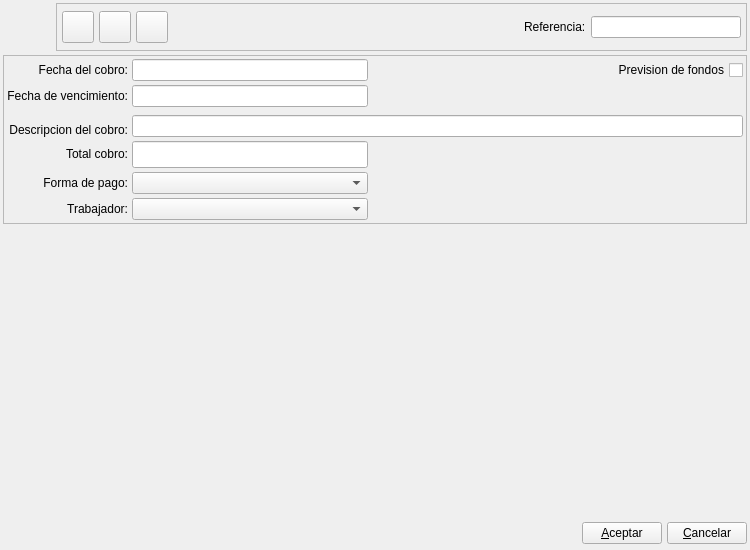
First picture: the form in bulmages/bulmafact/plugins/pluginbf_clientecobro/cobrobase.ui, repository eboladev/Bulmages-1, before the edit.
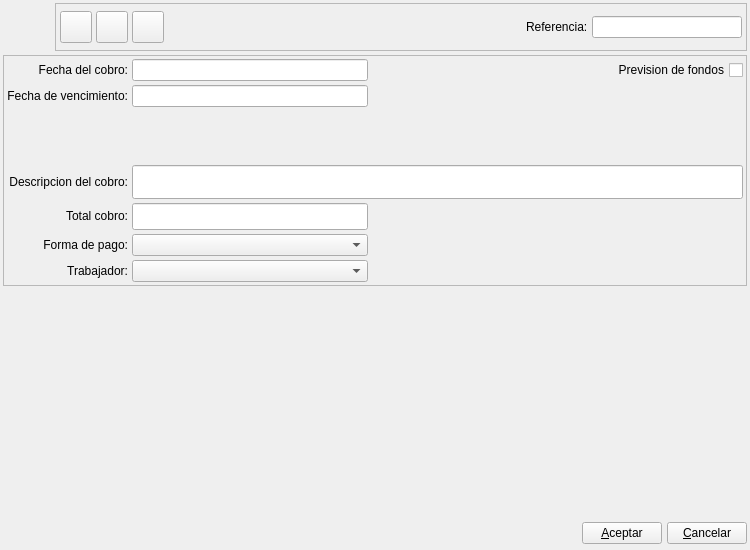
Second picture: the form after the edit. Icons and pictures are not drawn. Custom widgets are drawn as their Qt base class.

Patch:
```diff
--- a/bulmages/bulmafact/plugins/pluginbf_clientecobro/cobrobase.ui
+++ b/bulmages/bulmafact/plugins/pluginbf_clientecobro/cobrobase.ui
@@ -25,10 +25,13 @@
     <normaloff>:/Images/receive.png</normaloff>:/Images/receive.png</iconset>
   </property>
   <layout class="QGridLayout" name="gridLayout_2">
+   <property name="spacing">
+    <number>4</number>
+   </property>
    <item row="0" column="0">
     <layout class="QHBoxLayout">
      <property name="spacing">
-      <number>5</number>
+      <number>4</number>
      </property>
      <property name="margin">
       <number>0</number>
@@ -68,10 +71,10 @@
        </property>
        <layout class="QHBoxLayout">
         <property name="spacing">
-         <number>5</number>
+         <number>4</number>
         </property>
         <property name="margin">
-         <number>5</number>
+         <number>4</number>
         </property>
         <item>
          <widget class="QToolButton" name="mui_guardar">
@@ -352,7 +355,7 @@
         </property>
        </spacer>
       </item>
-      <item row="2" column="0" rowspan="2" colspan="4">
+      <item row="2" column="0" colspan="4">
        <widget class="BlSearchWidget" name="mui_idcliente" native="true">
         <property name="sizePolicy">
          <sizepolicy hsizetype="Expanding" vsizetype="Preferred">
@@ -360,12 +363,18 @@
           <verstretch>0</verstretch>
          </sizepolicy>
         </property>
+        <property name="minimumSize">
+         <size>
+          <width>0</width>
+          <height>50</height>
+         </size>
+        </property>
        </widget>
       </item>
-      <item row="4" column="0">
+      <item row="3" column="0">
        <widget class="QLabel" name="textLabel1_2_2_3_2">
         <property name="sizePolicy">
-         <sizepolicy hsizetype="Preferred" vsizetype="Fixed">
+         <sizepolicy hsizetype="Preferred" vsizetype="Expanding">
           <horstretch>0</horstretch>
           <verstretch>0</verstretch>
          </sizepolicy>
@@ -381,7 +390,7 @@
         </property>
        </widget>
       </item>
-      <item row="3" column="1" rowspan="2" colspan="3">
+      <item row="3" column="1" colspan="3">
        <widget class="QLineEdit" name="mui_comentcobro">
         <property name="sizePolicy">
          <sizepolicy hsizetype="Expanding" vsizetype="Preferred">
@@ -397,7 +406,7 @@
         </property>
        </widget>
       </item>
-      <item row="5" column="0">
+      <item row="4" column="0">
        <widget class="QLabel" name="textLabel1_4_4">
         <property name="sizePolicy">
          <sizepolicy hsizetype="Preferred" vsizetype="Fixed">
@@ -416,7 +425,7 @@
         </property>
        </widget>
       </item>
-      <item row="5" column="1">
+      <item row="4" column="1">
        <widget class="QLineEdit" name="mui_cantcobro">
         <property name="enabled">
          <bool>true</bool>
@@ -448,7 +457,7 @@
         </property>
        </widget>
       </item>
-      <item row="5" column="2" colspan="2">
+      <item row="4" column="2" colspan="2">
        <spacer>
         <property name="orientation">
          <enum>Qt::Horizontal</enum>
@@ -461,7 +470,7 @@
         </property>
        </spacer>
       </item>
-      <item row="6" column="0">
+      <item row="5" column="0">
        <widget class="QLabel" name="label11">
         <property name="sizePolicy">
          <sizepolicy hsizetype="Preferred" vsizetype="Fixed">
@@ -480,7 +489,7 @@
         </property>
        </widget>
       </item>
-      <item row="6" column="1">
+      <item row="5" column="1">
        <widget class="BfBuscarFormaPago" name="mui_idforma_pago">
         <property name="sizePolicy">
          <sizepolicy hsizetype="Preferred" vsizetype="Preferred">
@@ -496,7 +505,7 @@
         </property>
        </widget>
       </item>
-      <item row="6" column="2" colspan="2">
+      <item row="5" column="2" colspan="2">
        <spacer name="horizontalSpacer">
         <property name="orientation">
          <enum>Qt::Horizontal</enum>
@@ -509,7 +518,7 @@
         </property>
        </spacer>
       </item>
-      <item row="7" column="0">
+      <item row="6" column="0">
        <widget class="QLabel" name="label_4">
         <property name="sizePolicy">
          <sizepolicy hsizetype="Preferred" vsizetype="Fixed">
@@ -528,7 +537,7 @@
         </property>
        </widget>
       </item>
-      <item row="7" column="1">
+      <item row="6" column="1">
        <widget class="BfBuscarTrabajador" name="mui_idtrabajador">
         <property name="sizePolicy">
          <sizepolicy hsizetype="Preferred" vsizetype="Preferred">
@@ -544,7 +553,7 @@
         </property>
        </widget>
       </item>
-      <item row="7" column="2" colspan="2">
+      <item row="6" column="2" colspan="2">
        <spacer name="horizontalSpacer_2">
         <property name="orientation">
          <enum>Qt::Horizontal</enum>
```
